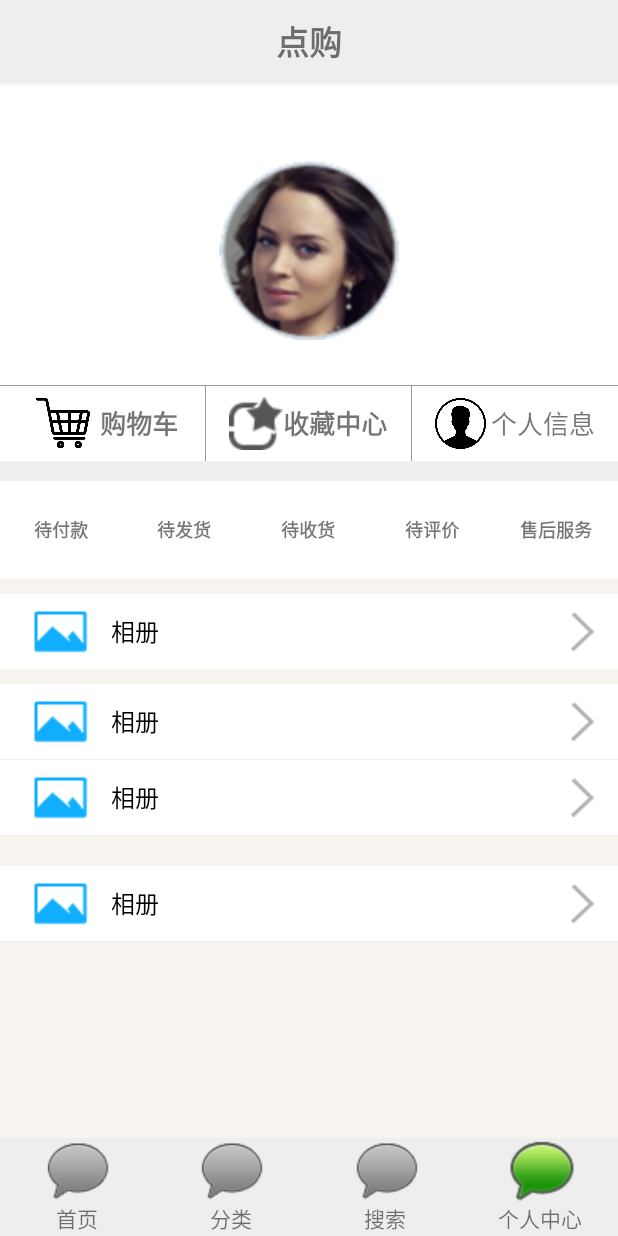
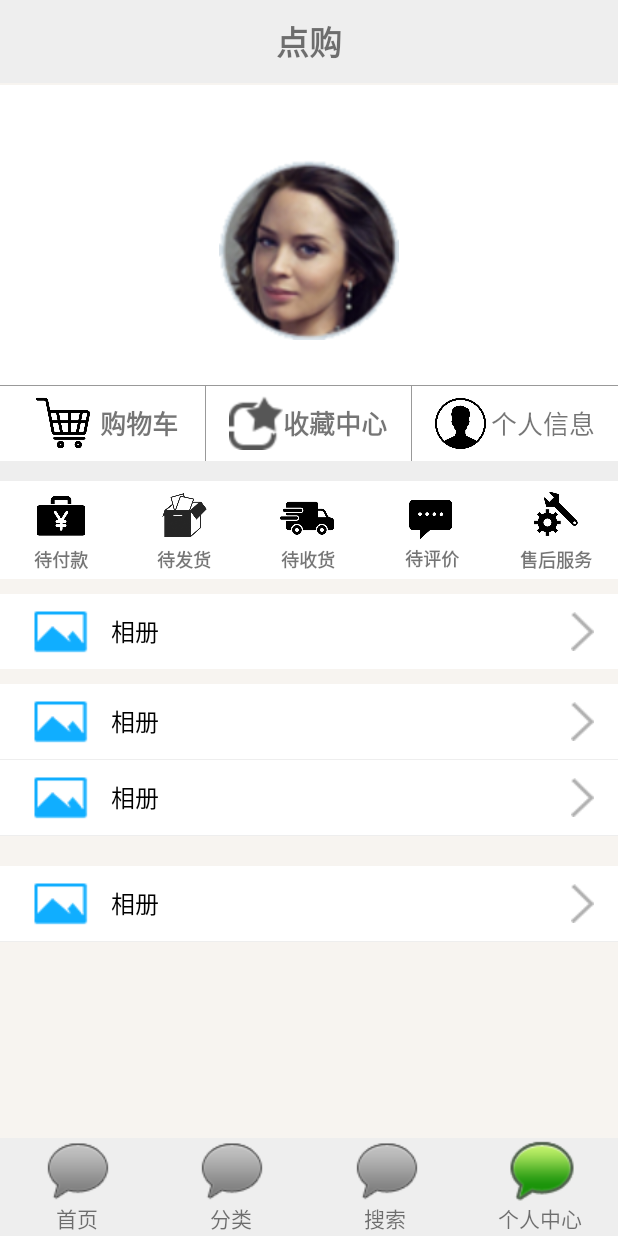
Before and after one commit to xcw0579/north, an Android app: the screen it shows after launch (FragmentActivity), after a tap on "个人中心", on a phone screen of 412 x 824 dp. Run offline under Robolectric (Android 15) with nearby library versions, the phone set to English and light mode, and no system bars; 3 other taps on this screen came first.

Commit message:
个人中心：货物进度的5个图标重绘变小为350*350.

```diff
--- a/app/src/main/res/layout/tab_self.xml
+++ b/app/src/main/res/layout/tab_self.xml
@@ -157,10 +157,10 @@
                         android:layout_gravity="center"
                         android:gravity="center"
                         android:orientation="vertical">
-                        <!--<ImageView-->
-                        <!--android:layout_width="30.0dip"-->
-                        <!--android:layout_height="30.0dip"-->
-                        <!--android:src="@drawable/icon_self_wait_pay"/>-->
+                        <ImageView
+                        android:layout_width="40.0dip"
+                        android:layout_height="40.0dip"
+                        android:src="@drawable/icon_self_wait_pay"/>
                         <TextView
                             android:text="待付款"
                             android:textStyle="bold"
@@ -177,10 +177,10 @@
                         android:layout_gravity="center"
                         android:gravity="center"
                         android:orientation="vertical">
-                        <!--<ImageView-->
-                        <!--android:layout_width="30.0dip"-->
-                        <!--android:layout_height="30.0dip"-->
-                        <!--android:src="@drawable/icon_self_wait_send"/>-->
+                        <ImageView
+                        android:layout_width="40.0dip"
+                        android:layout_height="40.0dip"
+                        android:src="@drawable/icon_self_wait_send"/>
                         <TextView
                             android:text="待发货"
                             android:textStyle="bold"
@@ -197,10 +197,10 @@
                         android:layout_gravity="center"
                         android:gravity="center"
                         android:orientation="vertical">
-                        <!--<ImageView-->
-                        <!--android:layout_width="40.0dip"-->
-                        <!--android:layout_height="40.0dip"-->
-                        <!--android:src="@drawable/icon_self_wait_receive"/>-->
+                        <ImageView
+                        android:layout_width="40.0dip"
+                        android:layout_height="40.0dip"
+                        android:src="@drawable/icon_self_wait_receive"/>
                         <TextView
                             android:text="待收货"
                             android:textStyle="bold"
@@ -217,10 +217,10 @@
                         android:layout_gravity="center"
                         android:gravity="center"
                         android:orientation="vertical">
-                        <!--<ImageView-->
-                        <!--android:layout_width="32.0dip"-->
-                        <!--android:layout_height="32.0dip"-->
-                        <!--android:src="@drawable/icon_self_wait_comment"/>-->
+                        <ImageView
+                        android:layout_width="38.0dip"
+                        android:layout_height="38.0dip"
+                        android:src="@drawable/icon_self_wait_comment"/>
                         <TextView
                             android:text="待评价"
                             android:textStyle="bold"
@@ -237,10 +237,10 @@
                         android:layout_gravity="center"
                         android:gravity="center"
                         android:orientation="vertical">
-                        <!--<ImageView-->
-                        <!--android:layout_width="30.0dip"-->
-                        <!--android:layout_height="30.0dip"-->
-                        <!--android:src="@drawable/icon_self_wait_maintenance"/>-->
+                        <ImageView
+                        android:layout_width="40.0dip"
+                        android:layout_height="40.0dip"
+                        android:src="@drawable/icon_self_wait_maintenance"/>
                         <TextView
                             android:text="售后服务"
                             android:textStyle="bold"
```
Also changed, not shown: app/src/main/res/drawable/icon_self_wait_comment.png, app/src/main/res/drawable/icon_self_wait_maintenance.png, app/src/main/res/drawable/icon_self_wait_pay.png, app/src/main/res/drawable/icon_self_wait_receive.png, app/src/main/res/drawable/icon_self_wait_send.png.
